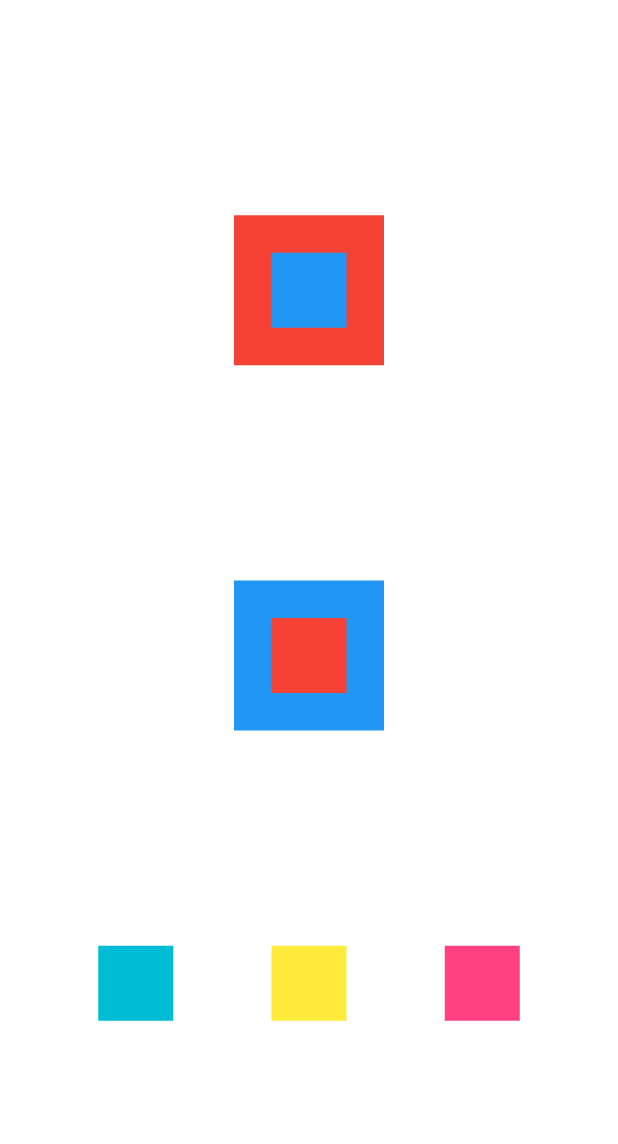
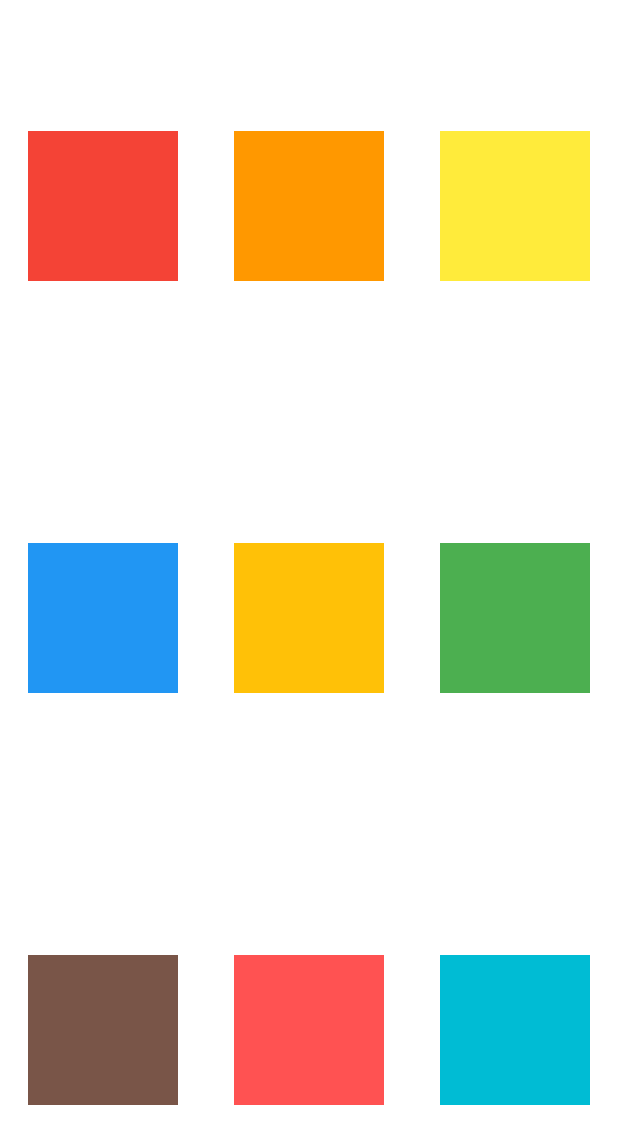
Before and after one commit to PabloToledoGit/EstudandoFlutter, a Flutter app: the screen it shows after launch, on a phone screen of 412 x 824 dp. Shown: the top 1144 px of the screen. Run offline on Flutter 3.47's test engine with Material 2 defaults, Android fonts, the phone set to English and light mode, and no system bars.

Commit message:
brincando com os widgets e seus parametros

```diff
--- a/lib/main.dart
+++ b/lib/main.dart
@@ -16,62 +16,73 @@ class MyApp extends StatelessWidget {
           useMaterial3: true,
         ),
         home: Column(
-        mainAxisAlignment: MainAxisAlignment.spaceEvenly,
           crossAxisAlignment: CrossAxisAlignment.center,
+          mainAxisAlignment: MainAxisAlignment.spaceAround,
           children: [
-          Stack(
-            alignment: AlignmentDirectional.center,
+            Row(
+              crossAxisAlignment: CrossAxisAlignment.start,
+              mainAxisAlignment: MainAxisAlignment.spaceAround,
               children: [
                 Container(
-                color: Colors.red,
                   width: 100,
                   height: 100,
+                  color: Colors.red,
                 ),
                 Container(
-                color: Colors.blue,
-                width: 50,
-                height: 50,
-              ),
-            ],
-          ),
-          Stack(
-            alignment: AlignmentDirectional.center,
-            children: [
-              Container(
-                color: Colors.blue,
                   width: 100,
                   height: 100,
+                  color: Colors.orange,
                 ),
                 Container(
-                color: Colors.red,
-                width: 50,
-                height: 50,
+                  width: 100,
+                  height: 100,
+                  color: Colors.yellow,
                 ),
               ],
             ),
             Row(
-            mainAxisAlignment: MainAxisAlignment.spaceEvenly,
-            crossAxisAlignment: CrossAxisAlignment.center,
+              crossAxisAlignment: CrossAxisAlignment.start,
+              mainAxisAlignment: MainAxisAlignment.spaceAround,
               children: [
                 Container(
-                color: Colors.cyan,
-                height: 50,
-                width: 50,
+                  width: 100,
+                  height: 100,
+                  color: Colors.blue,
                 ),
                 Container(
-                color: Colors.yellow,
-                width: 50,
-                height: 50,
+                  width: 100,
+                  height: 100,
+                  color: Colors.amber,
                 ),
                 Container(
-                color: Colors.pinkAccent,
-                width: 50,
-                height: 50,
+                  width: 100,
+                  height: 100,
+                  color: Colors.green,
+                ),
+              ],
+            ),
+            Row(
+              crossAxisAlignment: CrossAxisAlignment.start,
+              mainAxisAlignment: MainAxisAlignment.spaceAround,
+              children: [
+                Container(
+                  width: 100,
+                  height: 100,
+                  color: Colors.brown,
+                ),
+                Container(
+                  width: 100,
+                  height: 100,
+                  color: Colors.redAccent,
+                ),
+                Container(
+                  width: 100,
+                  height: 100,
+                  color: Colors.cyan,
                 ),
               ],
             )
           ],
-      ),
-    );
+        ));
   }
 }
```
Lines whose indentation alone changed are shown as unchanged.
